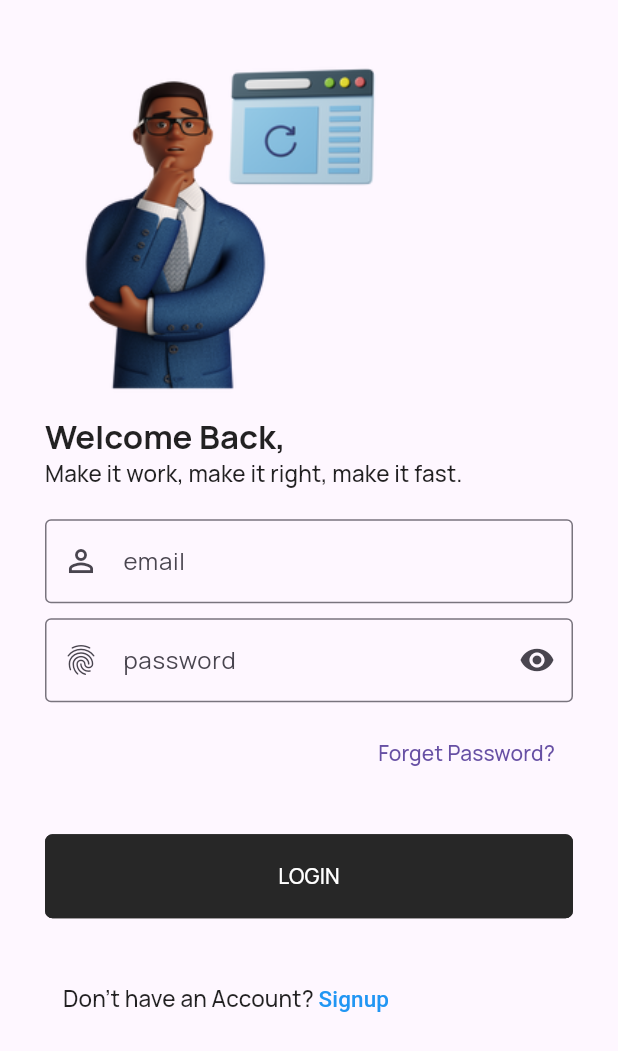
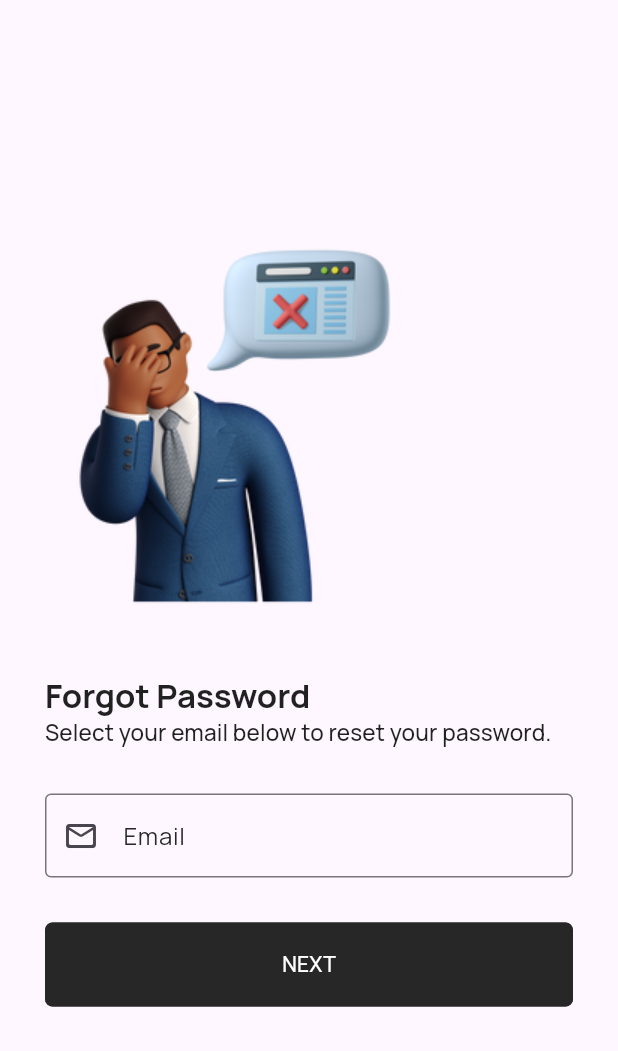
Before and after one commit to kaeruluz/login_app, a Flutter app: the LoginScreen screen opened directly, after a tap on "Forget Password?", on a phone screen of 412 x 824 dp. Shown: the top 1051 px of the screen. Run offline on Flutter 3.47's test engine with Material 2 defaults, Android fonts, the phone set to English and light mode, and no system bars; our stand-ins replace cloud_firestore, firebase_auth, firebase_core, get, google_fonts, google_sign_in and 2 more; accounts and stored records are empty.

Commit message:
feat:added user interface of Forgot Passowrd button

```diff
--- a/lib/main.dart
+++ b/lib/main.dart
@@ -21,6 +21,8 @@ class App extends StatelessWidget {
   @override
   Widget build(BuildContext context) {
     return GetMaterialApp(
+      defaultTransition: Transition.fadeIn,
+      transitionDuration: const Duration(milliseconds: 500),
       debugShowCheckedModeBanner: false,
       theme: TAppTheme.lightTheme,
       themeMode: ThemeMode.light,
--- a/lib/src/common_widgets/forms/form_header_widget.dart
+++ b/lib/src/common_widgets/forms/form_header_widget.dart
@@ -4,12 +4,22 @@ import 'package:login_app/src/constants/image_strings.dart';
 class FormHeaderWidget extends StatelessWidget {
   const FormHeaderWidget({
     super.key,
+    this.imageColor,
+    this.heightBetween,
     required this.image,
     required this.title,
     required this.subtitle,
+    this.imageHeight = 0.2,
+    this.textAlign,
+    this.crossAxisAlignment = CrossAxisAlignment.start,
   });
 
+  final Color? imageColor;
+  final double imageHeight;
+  final double? heightBetween;
   final String image, title, subtitle;
+  final CrossAxisAlignment crossAxisAlignment;
+  final TextAlign? textAlign;
 
   @override
   Widget build(BuildContext context) {
@@ -18,15 +28,16 @@ class FormHeaderWidget extends StatelessWidget {
       crossAxisAlignment: CrossAxisAlignment.start,
       children: [
         Image(
-          image: const AssetImage(signupImg),
-          height: size.height * 0.2,
+          image: AssetImage(image),
         ),
+        SizedBox(height: heightBetween),
         Text(
           title,
           style: Theme.of(context).textTheme.titleLarge,
         ),
         Text(
           subtitle,
+          textAlign: textAlign,
           style: Theme.of(context).textTheme.titleSmall,
         ),
       ],
--- a/lib/src/constants/image_strings.dart
+++ b/lib/src/constants/image_strings.dart
@@ -16,3 +16,7 @@ const String loginImg = "assets/images/login_image/login_screen_image.png";
 
 // -- Signup Image
 const String signupImg = "assets/images/signup image/signup_image.png";
+
+// -- Forgot Password
+const String forgotPasswordImg =
+    "assets/images/forgot_password/forgot_password_image.png";
--- a/lib/src/constants/text_strings.dart
+++ b/lib/src/constants/text_strings.dart
@@ -33,3 +33,11 @@ const String dontHaveAnAccount = "Don't have an Account? ";
 // -- Sign Up Screen Text
 const String signupTitle = "Get on Board!";
 const String signupSubTitle = "Create your profile to start your Journey...";
+
+// -- Forgot Password TExt
+const String forgotPasswordTitle = "Forgot Password";
+const String forgotPasswordSubTitle =
+    "Select your email below to reset your password.";
+
+// -- Forgot password button text
+const String next = "Next";
--- /dev/null
+++ b/lib/src/features/authentication/screens/forgot password/forgot_password_email/forgot_password_mail_screen.dart
@@ -0,0 +1,76 @@
+import 'package:flutter/material.dart';
+import 'package:flutter/src/widgets/framework.dart';
+import 'package:flutter/src/widgets/placeholder.dart';
+import 'package:login_app/src/common_widgets/forms/form_header_widget.dart';
+import 'package:login_app/src/constants/colors.dart';
+import 'package:login_app/src/constants/image_strings.dart';
+import 'package:login_app/src/constants/sizes.dart';
+import 'package:login_app/src/constants/text_strings.dart';
+
+class ForgotPasswordMailScreen extends StatelessWidget {
+  const ForgotPasswordMailScreen({super.key});
+
+  @override
+  Widget build(BuildContext context) {
+    return Scaffold(
+      body: SingleChildScrollView(
+        physics: const BouncingScrollPhysics(),
+        reverse: true,
+        child: Container(
+          padding: const EdgeInsets.all(defaultSize),
+          child: Column(
+            crossAxisAlignment: CrossAxisAlignment.start,
+            children: [
+              const SizedBox(height: defaultSize * 4),
+              const FormHeaderWidget(
+                image: forgotPasswordImg,
+                title: forgotPasswordTitle,
+                subtitle: forgotPasswordSubTitle,
+                crossAxisAlignment: CrossAxisAlignment.center,
+                heightBetween: 30.0,
+                textAlign: TextAlign.center,
+              ),
+              const SizedBox(
+                height: formHeight,
+              ),
+              Form(
+                  child: Column(
+                children: [
+                  TextFormField(
+                    decoration: const InputDecoration(
+                      labelText: "Email",
+                      labelStyle: TextStyle(color: secondaryColor),
+                      prefixIcon: Icon(Icons.mail_outline_rounded),
+                      border: OutlineInputBorder(),
+                      focusedBorder: OutlineInputBorder(
+                          borderSide:
+                              BorderSide(width: 1.0, color: secondaryColor)),
+                    ),
+                  ),
+                  const SizedBox(height: formHeight),
+                  SizedBox(
+                    width: double.infinity,
+                    child: ElevatedButton(
+                      onPressed: () {},
+                      style: OutlinedButton.styleFrom(
+                        shape: RoundedRectangleBorder(
+                          borderRadius: BorderRadius.circular(5),
+                        ),
+                        foregroundColor: whiteColor,
+                        backgroundColor: secondaryColor,
+                        side: const BorderSide(color: secondaryColor),
+                        padding:
+                            const EdgeInsets.symmetric(vertical: buttonHeight),
+                      ),
+                      child: Text(next.toUpperCase()),
+                    ),
+                  )
+                ],
+              ))
+            ],
+          ),
+        ),
+      ),
+    );
+  }
+}
--- a/lib/src/features/authentication/screens/login/login_form_widget.dart
+++ b/lib/src/features/authentication/screens/login/login_form_widget.dart
@@ -1,6 +1,8 @@
 import 'package:flutter/material.dart';
+import 'package:get/get.dart';
 import 'package:login_app/src/constants/colors.dart';
 import 'package:login_app/src/features/authentication/controllers/signup_controller.dart';
+import 'package:login_app/src/features/authentication/screens/forgot%20password/forgot_password_email/forgot_password_mail_screen.dart';
 import '../../../../constants/sizes.dart';
 import '../../../../constants/text_strings.dart';
 
@@ -21,19 +23,22 @@ class LoginForm extends StatelessWidget {
         children: [
           TextFormField(
             decoration: const InputDecoration(
-              prefixIcon: Icon(Icons.person_outline_outlined),
-              labelText: AutofillHints.email,
-              hintText: AutofillHints.email,
-              border: OutlineInputBorder(),
-            ),
+                prefixIcon: Icon(Icons.person_outline_outlined),
+                labelText: "Email",
+                labelStyle: TextStyle(color: secondaryColor),
+                border: OutlineInputBorder(),
+                focusedBorder: OutlineInputBorder(
+                    borderSide: BorderSide(width: 1.0, color: secondaryColor))),
           ),
           const SizedBox(height: formHeight - 20),
           TextFormField(
             decoration: const InputDecoration(
               prefixIcon: Icon(Icons.fingerprint),
-              labelText: AutofillHints.password,
-              hintText: AutofillHints.password,
+              labelText: "Password",
+              labelStyle: TextStyle(color: secondaryColor),
               border: OutlineInputBorder(),
+              focusedBorder: OutlineInputBorder(
+                  borderSide: BorderSide(width: 1.0, color: secondaryColor)),
               suffixIcon: Icon(Icons.remove_red_eye_sharp),
             ),
           ),
@@ -41,8 +46,13 @@ class LoginForm extends StatelessWidget {
           Align(
             alignment: Alignment.centerRight,
             child: TextButton(
-              onPressed: () {},
-              child: const Text(forgetPassword),
+              onPressed: () {
+                Navigator.pop(context);
+                Get.to(() => const ForgotPasswordMailScreen());
+              },
+              child: const Text(
+                forgetPassword,
+              ),
             ),
           ),
           const SizedBox(
--- a/lib/src/features/authentication/screens/signup/signup_screen.dart
+++ b/lib/src/features/authentication/screens/signup/signup_screen.dart
@@ -17,6 +17,8 @@ class SignupScreen extends StatelessWidget {
     return SafeArea(
       child: Scaffold(
         body: SingleChildScrollView(
+          physics: const BouncingScrollPhysics(),
+          reverse: true,
           child: Container(
             padding: const EdgeInsets.all(defaultSize),
             child: Column(
--- a/lib/src/features/authentication/screens/signup/widgets/signup_form_widget.dart
+++ b/lib/src/features/authentication/screens/signup/widgets/signup_form_widget.dart
@@ -84,7 +84,7 @@ class _SignupFormWidgetState extends State<SignupFormWidget> {
             TextFormField(
               controller: controller.email,
               decoration: const InputDecoration(
-                  labelText: "E-Mail",
+                  labelText: "EMail",
                   prefixIcon: Icon(
                     Icons.email_outlined,
                     color: secondaryColor,
```
Also changed, not shown: pubspec.yaml (+4 -4 lines), assets/images/forgot_password/forgot_password_image.png (added), pubspec.lock, 1 other file.
